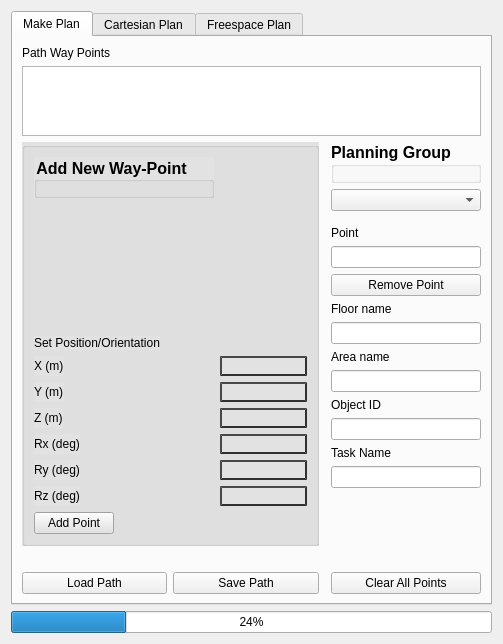
peanut-robotics/fermi, file moveit_cartesian_plan_plugin/src/widgets/path_planning_widget.ui: the form before one commit.
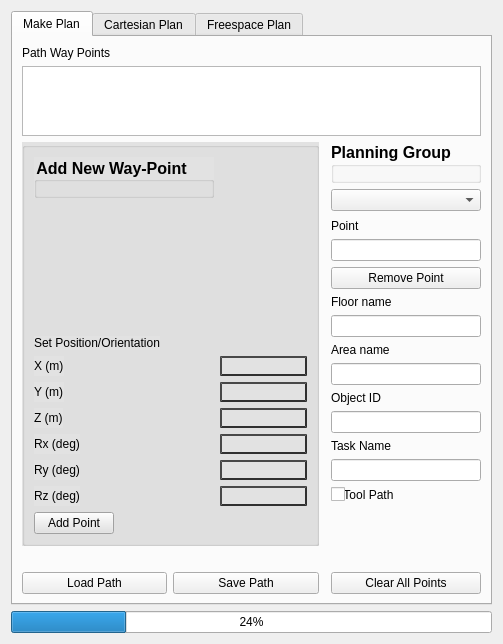
The form after the commit.

Commit message: Begin to add tool load stuff

```diff
--- a/moveit_cartesian_plan_plugin/src/widgets/path_planning_widget.ui
+++ b/moveit_cartesian_plan_plugin/src/widgets/path_planning_widget.ui
@@ -140,7 +140,17 @@
 									<item row="17" column="0">
 										<widget class="QLineEdit" name="task_name_line_edit"/>
 									</item>
+									<item>
+										<widget class="QLabel" name="task_name_label">
+											<property name="text">
+												<string>Is Tool Path</string>
+											</property>
+										</widget>
+									</item>
 									<item row="18" column="0">
+										<widget class="QCheckBox" name="chk_istoolpath"></widget>
+									</item>
+									<item row="19" column="0">
 										<spacer name="verticalSpacer_3">
 											<property name="orientation">
 												<enum>Qt::Vertical</enum>
@@ -153,7 +163,7 @@
 											</property>
 										</spacer>
 									</item>
-									<item row="19" column="0">
+									<item row="20" column="0">
 										<spacer name="verticalSpacer_2">
 											<property name="orientation">
 												<enum>Qt::Vertical</enum>
```
The commit also changes 4 other files.
